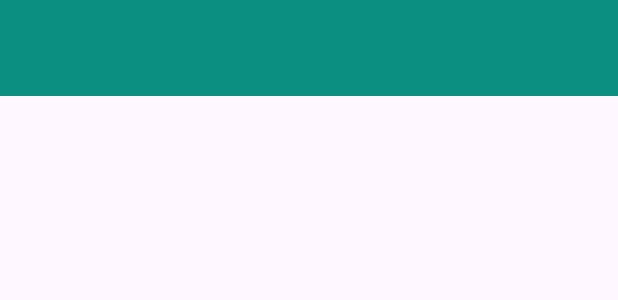
After one commit to sajidshaikh20/AndroidProjects, an Android app: the layout activity_main_fragment.xml on its own in the app's theme, with its tools: preview values and no code run, on a phone screen of 412 x 824 dp. The commit adds this screen. Shown: the top 300 px of the screen. Run offline under Robolectric (Android 15) with nearby library versions, the phone set to English and light mode, and no system bars.

Commit message:
working on the fragment

```diff
--- a/app/src/main/AndroidManifest.xml
+++ b/app/src/main/AndroidManifest.xml
@@ -14,6 +14,9 @@
         android:supportsRtl="true"
         android:theme="@style/Theme.AndroidProjects"
         tools:targetApi="31">
+        <activity
+            android:name=".fragmentDemo.MainFragmentActivity"
+            android:exported="false" />
         <activity
             android:name=".task.screens.ShowDetailsActivity"
             android:exported="false" />
--- /dev/null
+++ b/app/src/main/res/layout/activity_main_fragment.xml
@@ -0,0 +1,28 @@
+<?xml version="1.0" encoding="utf-8"?>
+<androidx.constraintlayout.widget.ConstraintLayout xmlns:android="http://schemas.android.com/apk/res/android"
+    xmlns:app="http://schemas.android.com/apk/res-auto"
+    xmlns:tools="http://schemas.android.com/tools"
+    android:layout_width="match_parent"
+    android:layout_height="match_parent"
+    android:backgroundTint="@color/wpcolor"
+    tools:context=".fragmentDemo.MainFragmentActivity">
+
+
+    <androidx.appcompat.widget.Toolbar
+        android:layout_width="match_parent"
+        android:layout_height="wrap_content"
+        app:layout_constraintStart_toStartOf="parent"
+        app:layout_constraintEnd_toEndOf="parent"
+        app:layout_constraintTop_toTopOf="parent"
+        android:background="@color/wpcolor"
+        >
+
+
+
+    </androidx.appcompat.widget.Toolbar>
+
+
+
+
+
+</androidx.constraintlayout.widget.ConstraintLayout>
--- a/app/src/main/res/values/colors.xml
+++ b/app/src/main/res/values/colors.xml
@@ -4,4 +4,6 @@
     <color name="white">#FFFFFFFF</color>
     <color name="whitesmoke">#dcdcdc</color>
     <color name="red">#E11313</color>
+    <color name="wpcolor">#0B8F80</color>
+
 </resources>
```
Also changed, not shown: app/src/main/java/com/example/androidprojects/MainActivity.kt (+7 -0 lines), app/src/main/java/com/example/androidprojects/fragmentDemo/MainFragmentActivity.kt (added, +12 -0 lines), app/src/main/java/com/example/androidprojects/task/screens/DetailsActivity.kt (+13 -16 lines), app/src/main/java/com/example/androidprojects/task/screens/ShowDetailsActivity.kt (+3 -4 lines), app/src/main/res/layout/activity_main.xml (+13 -0 lines), app/src/main/res/layout/activity_show_details.xml (+15 -22 lines), app/src/main/res/layout/details_activity.xml (+12 -17 lines), app/src/main/res/values/strings.xml (+8 -0 lines).
